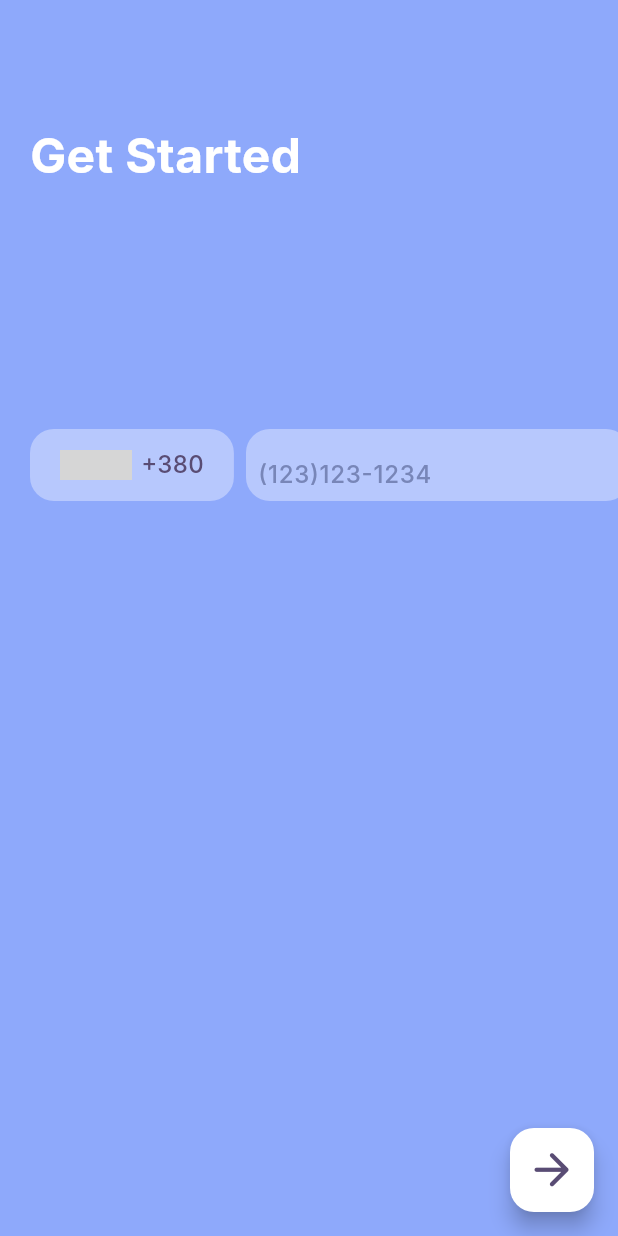
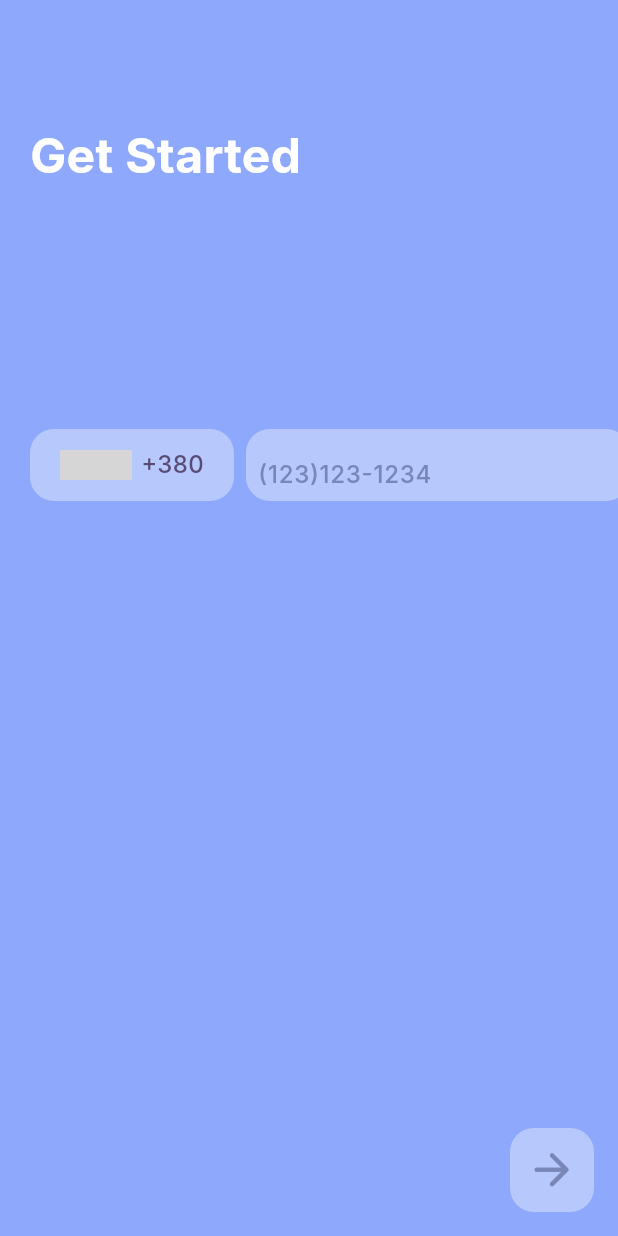
Before and after one commit to vladuhalys/number_validation_app, a Flutter app: the screen it shows after launch, on a phone screen of 412 x 824 dp. Run offline on Flutter 3.47's test engine with Material 2 defaults, Android fonts, the phone set to English and light mode, and no system bars; drawn by our look-alikes of blurrycontainer; our stand-ins replace mask_text_input_formatter; missing offline and left inert: dash_flags; Roboto replaces fonts that are missing (Inter); grey boxes are pictures that could not be loaded.

Commit message:
Add provider dependency context.watch to FloatingActionButton. Done task.

```diff
--- a/lib/presentation/home.dart
+++ b/lib/presentation/home.dart
@@ -1,6 +1,9 @@
 import 'package:flutter/material.dart';
 import 'package:number_validation_app/presentation/widgets/home_app_bar.dart';
 import 'package:number_validation_app/presentation/widgets/home_middle_bar.dart';
+import 'package:provider/provider.dart';
+
+import '../domain/model/phone.dart';
 
 class Home extends StatefulWidget {
   const Home({super.key});
@@ -12,6 +15,11 @@ class Home extends StatefulWidget {
 }
 
 class _HomeState extends State<Home> {
+  Color activeButtonColor = Colors.white;
+  Color disableButtonColor = const Color(0xFFB7C8FD);
+  Color activeIconColor = const Color(0xFF594C74);
+  Color disableIconColor = const Color(0xFF7886B8);
+
   @override
   Widget build(BuildContext context) {
     return Scaffold(
@@ -19,20 +27,40 @@ class _HomeState extends State<Home> {
       body: const Padding(
         padding: EdgeInsets.fromLTRB(20, 80, 0, 0),
         child: Column(
-          children: [
-            HomeAppBar(),
-            HomeMiddleBar()
-          ],
+          children: [HomeAppBar(), HomeMiddleBar()],
         ),
       ),
       floatingActionButton: FloatingActionButton(
-        backgroundColor: Colors.white,
-        onPressed: (){
-
-        },
-        child: const Icon(
+        elevation: (context.watch<Phone>().phone.length == 13) ? 6.0 : 0,
+        backgroundColor: (context.watch<Phone>().phone.length == 13)
+            ? activeButtonColor
+            : disableButtonColor,
+        onPressed: (context.watch<Phone>().phone.length == 13)
+            ? () {
+                showDialog<String>(
+                  context: context,
+                  builder: (BuildContext context) => AlertDialog(
+                    title: const Text('Phone number'),
+                    content: Text(context.watch<Phone>().phone),
+                    actions: <Widget>[
+                      TextButton(
+                        onPressed: () => Navigator.pop(context, 'Cancel'),
+                        child: const Text('Cancel'),
+                      ),
+                      TextButton(
+                        onPressed: () => Navigator.pop(context, 'OK'),
+                        child: const Text('OK'),
+                      ),
+                    ],
+                  ),
+                );
+              }
+            : null,
+        child: Icon(
           Icons.arrow_forward_rounded,
-          color: Color(0xff594C74),
+          color: (context.watch<Phone>().phone.length == 13)
+            ? activeIconColor
+            : disableIconColor,
           size: 35.0,
         ),
       ),
```
